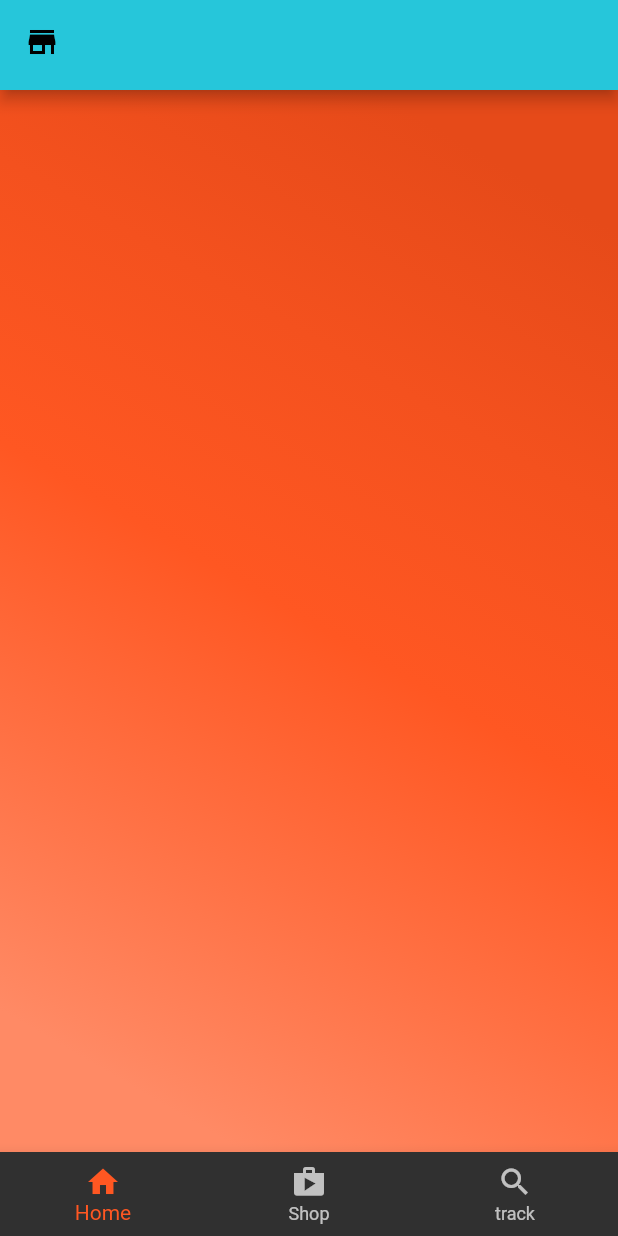
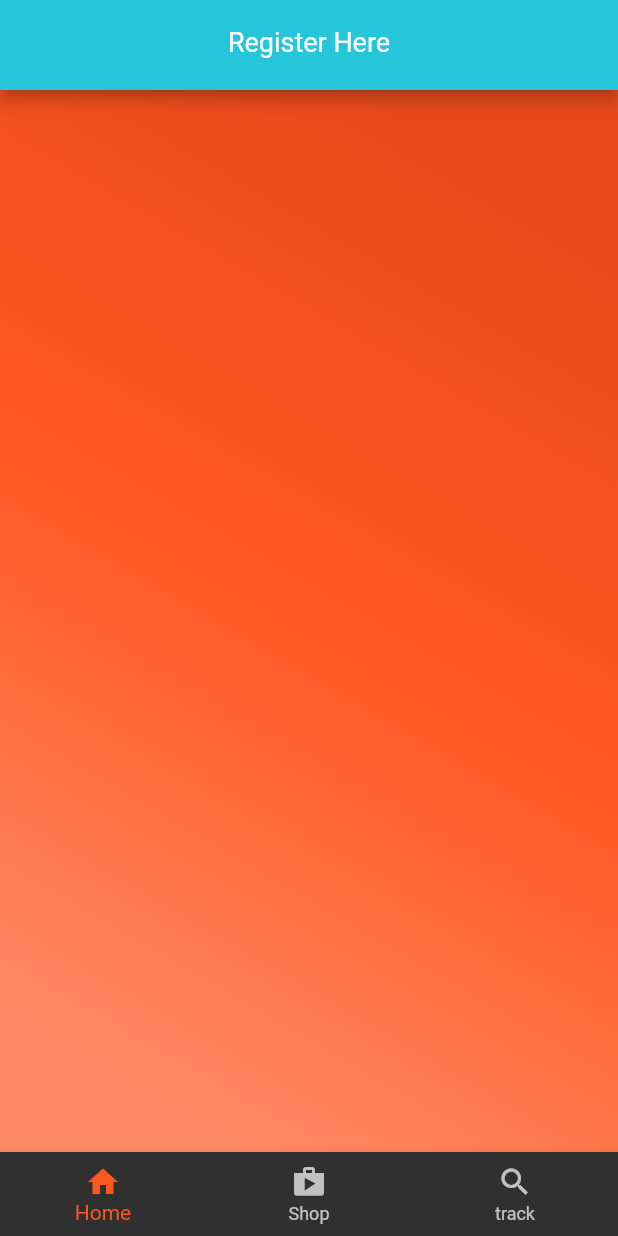
Before and after one commit to chattertechno/ecommerce, a Flutter app: the ProductsPage screen opened directly, on a phone screen of 412 x 824 dp. Run offline on Flutter 3.47's test engine with Material 2 defaults, Android fonts, the phone set to English and light mode, and no system bars; our stand-ins replace flutter_redux, redux, redux_thunk, shared_preferences; missing offline and left inert: redux_logging; accounts and stored records are empty; statements that could not run were skipped.

Commit message:
pages are done

```diff
--- a/lib/pages/login.dart
+++ b/lib/pages/login.dart
@@ -73,7 +73,7 @@ void _showErrorSnack(String errorMsg) {
 
 void _redirectUser() {
   Future.delayed(Duration(seconds: 2), () {
-  Navigator.pushReplacementNamed(context, '/products');
+  Navigator.pushReplacementNamed(context, '/');
   });
 
 }
--- a/lib/pages/productspage.dart
+++ b/lib/pages/productspage.dart
@@ -1,9 +1,8 @@
-
 import 'dart:convert';
-
 import 'package:flutter/material.dart';
 import 'package:flutter_redux/flutter_redux.dart';
 import 'package:inauzwa/models/app_state.dart';
+import 'package:inauzwa/redux/actions.dart';
 import 'package:inauzwa/widgets/products_item.dart';
 import 'package:shared_preferences/shared_preferences.dart';
 
@@ -46,12 +45,23 @@ class _ProductsPageState extends State<ProductsPage> {
       builder: (context, state) {
         return AppBar(
           centerTitle: true,
-          title: SizedBox(child: state.user != null ? Text(state.user.username) : Text(''),),
-          leading: Icon(Icons.store),
+          title: SizedBox(child: state.user != null ? Text(state.user.username) : FlatButton(
+            child: Text('Register Here', style: Theme.of(context).textTheme.body1,),
+            onPressed: () => Navigator.pushNamed(context, '/register'),
+          ),),
+          leading: state.user != null ? Icon(Icons.store) : Text(''),
           actions: <Widget>[
             Padding(padding: EdgeInsets.only(right: 12.0),
-            child: state.user != null ? IconButton(icon: Icon(Icons.exit_to_app),
-            onPressed: () => print('pressed')) : Text(''),
+            child: StoreConnector<AppState, VoidCallback>(
+              converter: (store) {
+                return () => store.dispatch(logoutUserAction);
+              },
+              builder: (_, callback) {
+                return state.user != null ? IconButton(icon: Icon(Icons.exit_to_app),
+            onPressed: callback) : Text('');
+              },
+
+            ),
             )
           ],
         );
@@ -79,7 +89,7 @@ class _ProductsPageState extends State<ProductsPage> {
           new BottomNavigationBarItem(icon: new Icon(Icons.shop),
           title: Text('Shop',)
           ),
-          new BottomNavigationBarItem(icon: new Icon(Icons.search),
+          new BottomNavigationBarItem(icon: Icon(Icons.search),
           title: Text('track')
           )
         ],
--- a/lib/pages/register.dart
+++ b/lib/pages/register.dart
@@ -77,7 +77,7 @@ void _showErrorSnack(String errorMsg) {
 
 void _redirectUser() {
   Future.delayed(Duration(seconds: 2), () {
-  Navigator.pushReplacementNamed(context, '/products');
+  Navigator.pushReplacementNamed(context, '/');
   });
 
 }
--- a/lib/redux/reducers.dart
+++ b/lib/redux/reducers.dart
@@ -14,6 +14,8 @@ User  userReducer(User user, dynamic action) {
   if(action is GetUserAction) {
     // RETURN USER FROM ACTION
     return action.user;
+  } else if (action is LogoutUserAction) {
+    return action.user;
   }
   return user;
 }
--- a/pubspec.yaml
+++ b/pubspec.yaml
@@ -19,6 +19,7 @@ dependencies:
   shared_preferences: ^0.5.7
   flutter_redux: ^0.6.0
   redux_thunk: ^0.3.0
+  redux_logging: ^0.4.0
 
 
   # The following adds the Cupertino Icons font to your application.
```
Also changed, not shown: lib/main.dart (+4 -3 lines), lib/pages/productDetailPage.dart (added, +47 -0 lines), lib/redux/actions.dart (+15 -0 lines), lib/widgets/products_item.dart (+14 -2 lines), pubspec.lock.
